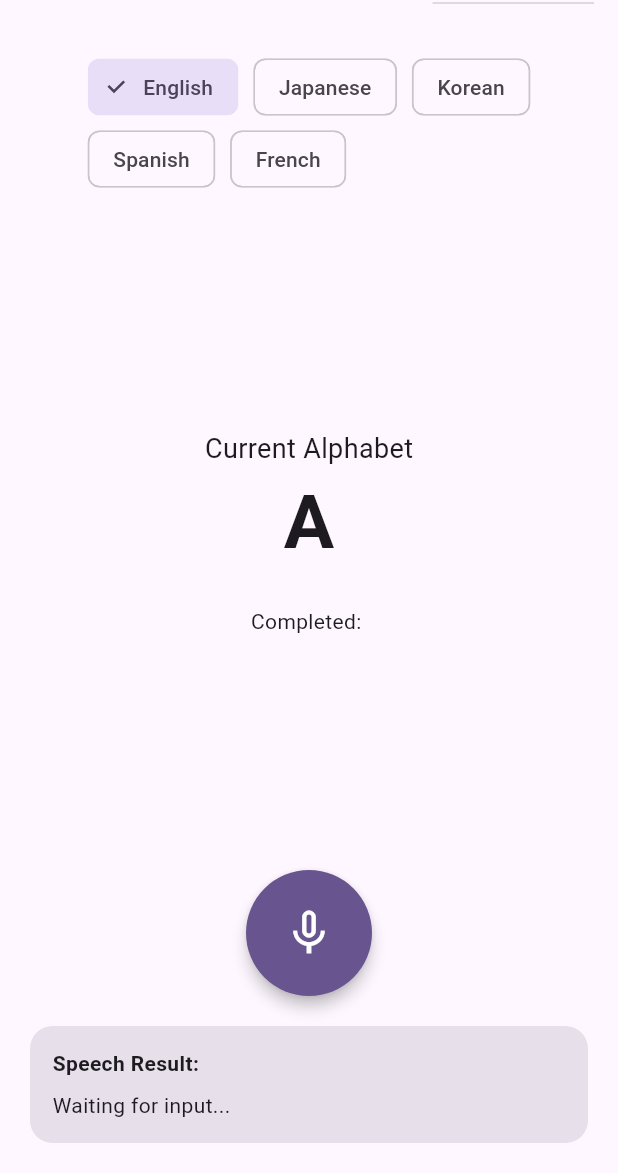
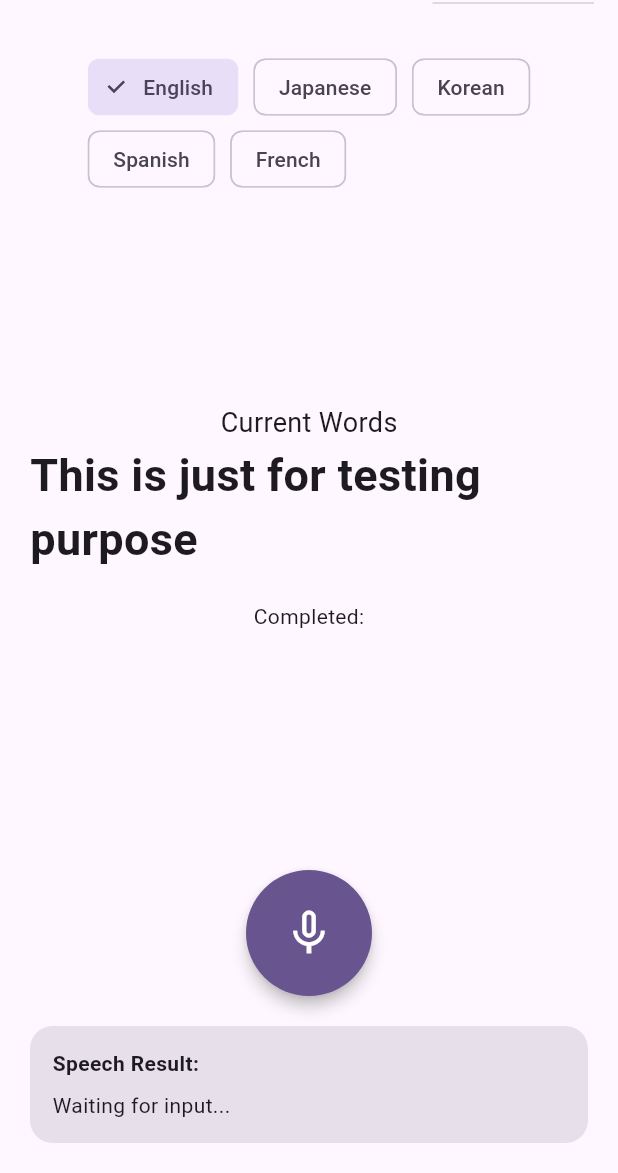
Before and after one commit to Prayag887/speech_recognizer_ios, a Flutter app: the screen it shows after launch, on a phone screen of 412 x 824 dp, the part 63-1236 px from its top. Run offline on Flutter 3.47's test engine with Material 3 defaults, Android fonts, the phone set to English and light mode, and no system bars; our stand-ins replace plugin_platform_interface.

Commit message:
ui changes

```diff
--- a/example/lib/screens/pronunciation_practice_screen.dart
+++ b/example/lib/screens/pronunciation_practice_screen.dart
@@ -1,8 +1,8 @@
+import 'package:flutter/foundation.dart';
 import 'package:flutter/material.dart';
 import 'package:speech_recognization/speech_recognization.dart';
 import 'package:speech_recognization_example/utils/numbers_and_words_list.dart';
 import '../models/paragraph_data.dart';
-import '../services/speech_recognition_service.dart';
 import '../utils/extensions.dart';
 import '../widgets/alphabet_practice.dart';
 import '../widgets/language_selector.dart';
@@ -47,7 +47,7 @@ class _PronunciationPracticeScreenState
   final List<ParagraphData> _paragraphs = [
     ParagraphData(
       text:
-      "The quick brown fox jumps over the lazy dog. She sells seashells by the seashore.",
+      "I visited Bandipur, a small hill town. The streets were clean with old houses and stone paths. I walked around and saw beautiful views of the mountains. People were friendly and smiling. I ate local food and watched the sunset from the hill. Bandipur was peaceful and quiet",
       translation: "",
       language: "en-US",
     ),
@@ -143,7 +143,7 @@ class _PronunciationPracticeScreenState
       _currentAlphabet.value = _japaneseChars[_currentCharIndex[language]!];
       _currentCharIndex[language] = (_currentCharIndex[language]! + 1) % _japaneseChars.length;
     } else {
-      _currentAlphabet.value = String.fromCharCode(65 + _currentCharIndex['en-US']!);
+      _currentAlphabet.value = "This is just for testing purpose";
       _currentCharIndex['en-US'] = (_currentCharIndex['en-US']! + 1) % 26;
     }
   }
@@ -189,7 +189,9 @@ class _PronunciationPracticeScreenState
           }
         } catch (e) {
           // Final result not available, continue with current recognized text
-          print("Final result not available: $e");
+          if (kDebugMode) {
+            print("Final result not available: $e");
+          }
         }
       }
     } catch (e) {
--- a/example/lib/widgets/alphabet_practice.dart
+++ b/example/lib/widgets/alphabet_practice.dart
@@ -15,16 +15,16 @@ class AlphabetPractice extends StatelessWidget {
     return Column(
       mainAxisAlignment: MainAxisAlignment.center,
       children: [
-        const Text("Current Alphabet", style: TextStyle(fontSize: 18)),
+        const Text("Current Words", style: TextStyle(fontSize: 18)),
         ValueListenableBuilder<String>(
           valueListenable: currentAlphabet,
           builder: (context, char, _) => Text(char,
-              style: const TextStyle(fontSize: 50, fontWeight: FontWeight.bold)),
+              style: const TextStyle(fontSize: 30, fontWeight: FontWeight.bold)),
         ),
         const SizedBox(height: 20),
         ValueListenableBuilder<List<String>>(
           valueListenable: spokenAlphabets,
-          builder: (context, spoken, _) => Text("Completed: ${spoken.join(', ')}"),
+          builder: (context, spoken, _) => Text("Completed:\n${spoken.join('\n')}"),
         ),
       ],
     );
--- a/lib/speech_recognization.dart
+++ b/lib/speech_recognization.dart
@@ -25,6 +25,7 @@ class SpeechRecognizerIos {
 
   Future<void> stopRecognition() async {
     try {
+      await Future.delayed(Duration(seconds: 2));
       await _methodChannel.invokeMethod('stopRecognition');
     } on PlatformException catch (e) {
       throw Exception("Error stopping recognition: ${e.message}");
```
Also changed, not shown: example/lib/services/speech_recognition_service.dart (deleted, +0 -36 lines).
